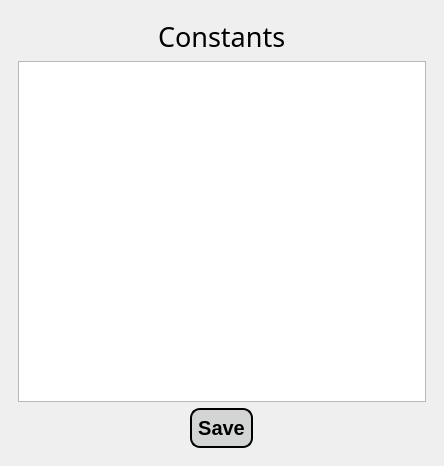
Qt form app/gui/constants_page.ui (JasonLaux/DC-Boxjelly) before a commit.
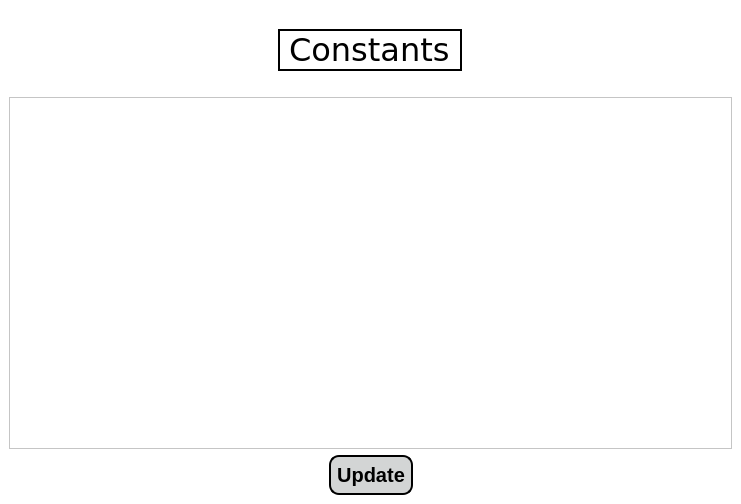
The same form after that commit.

Commit message: Reduce font sizes and ensure layout are consistent

What changed in the file:
```diff
--- a/app/gui/constants_page.ui
+++ b/app/gui/constants_page.ui
@@ -6,48 +6,93 @@
    <rect>
     <x>0</x>
     <y>0</y>
-    <width>444</width>
-    <height>466</height>
+    <width>741</width>
+    <height>504</height>
    </rect>
   </property>
   <property name="windowTitle">
    <string>Constants</string>
   </property>
+  <property name="styleSheet">
+   <string notr="true">background-color: rgb(255, 255, 255);</string>
+  </property>
   <widget class="QWidget" name="centralwidget">
-   <layout class="QGridLayout" name="gridLayout">
-    <item row="0" column="0">
-     <widget class="QWidget" name="widget" native="true">
-      <layout class="QGridLayout" name="gridLayout_2">
-       <item row="0" column="0">
         <layout class="QVBoxLayout" name="verticalLayout">
+    <item>
+     <spacer name="horizontalSpacer_5">
+      <property name="orientation">
+       <enum>Qt::Horizontal</enum>
+      </property>
+      <property name="sizeHint" stdset="0">
+       <size>
+        <width>714</width>
+        <height>20</height>
+       </size>
+      </property>
+     </spacer>
+    </item>
          <item alignment="Qt::AlignHCenter">
           <widget class="QLabel" name="headerLabel">
+      <property name="maximumSize">
+       <size>
+        <width>16777215</width>
+        <height>50</height>
+       </size>
+      </property>
            <property name="font">
             <font>
-             <family>SimSun-ExtB</family>
-             <pointsize>20</pointsize>
-            </font>
-           </property>
+        <family>Verdana</family>
+        <pointsize>24</pointsize>
+       </font>
+      </property>
+      <property name="frameShape">
+       <enum>QFrame::WinPanel</enum>
+      </property>
            <property name="text">
             <string>Constants</string>
            </property>
           </widget>
          </item>
          <item>
-          <widget class="QTableView" name="constantsTable">
-           <attribute name="verticalHeaderVisible">
-            <bool>false</bool>
-           </attribute>
-          </widget>
-         </item>
-         <item alignment="Qt::AlignHCenter">
-          <widget class="QPushButton" name="saveButton">
-           <property name="sizePolicy">
-            <sizepolicy hsizetype="Fixed" vsizetype="Fixed">
-             <horstretch>0</horstretch>
-             <verstretch>0</verstretch>
-            </sizepolicy>
-           </property>
+     <spacer name="horizontalSpacer_6">
+      <property name="orientation">
+       <enum>Qt::Horizontal</enum>
+      </property>
+      <property name="sizeHint" stdset="0">
+       <size>
+        <width>714</width>
+        <height>20</height>
+       </size>
+      </property>
+     </spacer>
+    </item>
+    <item>
+     <widget class="QTableWidget" name="constantsTable">
+      <property name="font">
+       <font>
+        <family>Verdana</family>
+        <pointsize>14</pointsize>
+       </font>
+      </property>
+     </widget>
+    </item>
+    <item>
+     <layout class="QHBoxLayout" name="horizontalLayout">
+      <item>
+       <spacer name="horizontalSpacer_2">
+        <property name="orientation">
+         <enum>Qt::Horizontal</enum>
+        </property>
+        <property name="sizeHint" stdset="0">
+         <size>
+          <width>40</width>
+          <height>20</height>
+         </size>
+        </property>
+       </spacer>
+      </item>
+      <item>
+       <widget class="QPushButton" name="updateConstanstButton">
            <property name="styleSheet">
             <string notr="true">QPushButton{
 background-color: rgb(211, 213, 213);
@@ -71,14 +116,24 @@
 </string>
            </property>
            <property name="text">
-            <string>Save</string>
+         <string>Update</string>
            </property>
           </widget>
          </item>
-        </layout>
-       </item>
-      </layout>
-     </widget>
+      <item>
+       <spacer name="horizontalSpacer">
+        <property name="orientation">
+         <enum>Qt::Horizontal</enum>
+        </property>
+        <property name="sizeHint" stdset="0">
+         <size>
+          <width>40</width>
+          <height>20</height>
+         </size>
+        </property>
+       </spacer>
+      </item>
+     </layout>
     </item>
    </layout>
   </widget>
```
Lines whose indentation alone changed are shown as unchanged. The commit also changes 3 other files.
